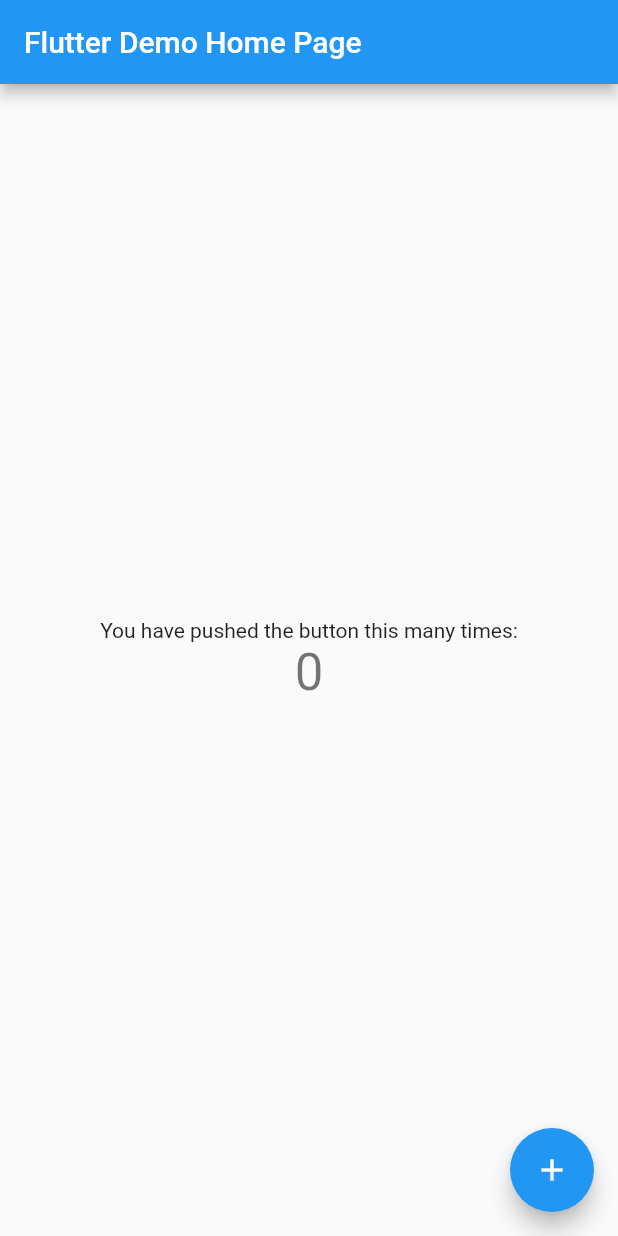
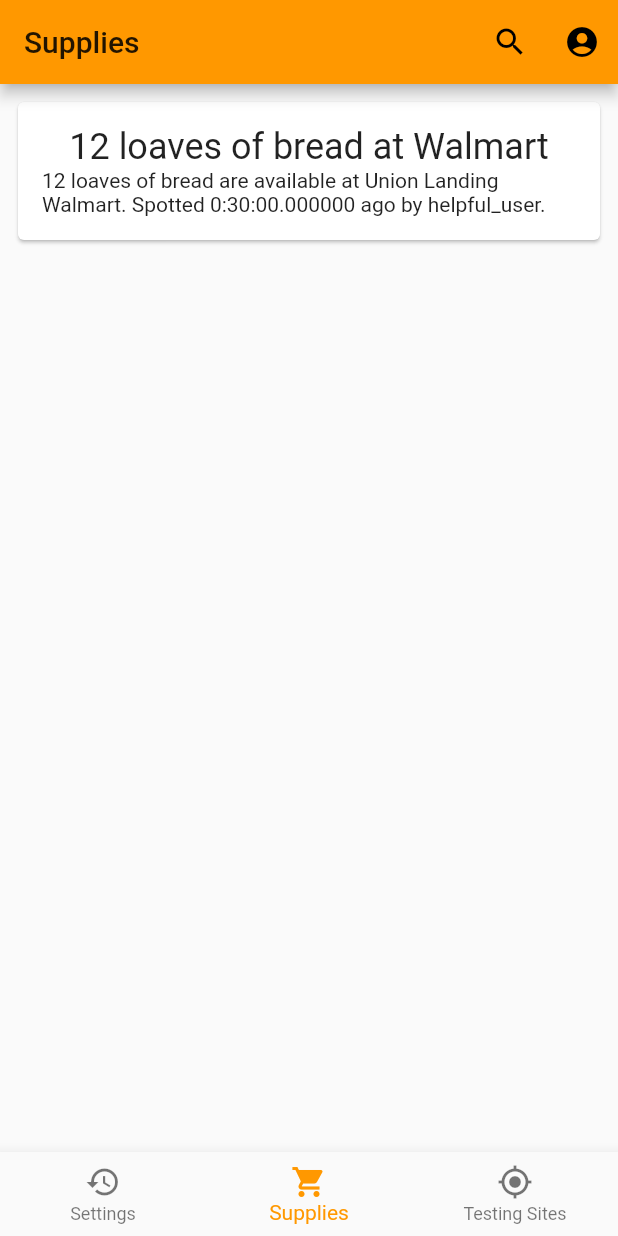
Before and after one commit to kathansheth04/Covidapp, a Flutter app: the screen it shows after launch, on a phone screen of 412 x 824 dp. Run offline on Flutter 3.47's test engine with Material 2 defaults, Android fonts, the phone set to English and light mode, and no system bars; our stand-ins replace firebase_auth, google_sign_in; accounts and stored records are empty.

Commit message:
Add home screen (supplies)

```diff
--- a/lib/main.dart
+++ b/lib/main.dart
@@ -1,117 +1,6 @@
 import 'package:flutter/material.dart';
+import 'package:covidapp/src/app.dart';
 
 void main() {
   runApp(MyApp());
 }
-
-class MyApp extends StatelessWidget {
-  // This widget is the root of your application.
-  @override
-  Widget build(BuildContext context) {
-    return MaterialApp(
-      title: 'Flutter Demo',
-      theme: ThemeData(
-        // This is the theme of your application.
-        //
-        // Try running your application with "flutter run". You'll see the
-        // application has a blue toolbar. Then, without quitting the app, try
-        // changing the primarySwatch below to Colors.green and then invoke
-        // "hot reload" (press "r" in the console where you ran "flutter run",
-        // or simply save your changes to "hot reload" in a Flutter IDE).
-        // Notice that the counter didn't reset back to zero; the application
-        // is not restarted.
-        primarySwatch: Colors.blue,
-        // This makes the visual density adapt to the platform that you run
-        // the app on. For desktop platforms, the controls will be smaller and
-        // closer together (more dense) than on mobile platforms.
-        visualDensity: VisualDensity.adaptivePlatformDensity,
-      ),
-      home: MyHomePage(title: 'Flutter Demo Home Page'),
-    );
-  }
-}
-
-class MyHomePage extends StatefulWidget {
-  MyHomePage({Key key, this.title}) : super(key: key);
-
-  // This widget is the home page of your application. It is stateful, meaning
-  // that it has a State object (defined below) that contains fields that affect
-  // how it looks.
-
-  // This class is the configuration for the state. It holds the values (in this
-  // case the title) provided by the parent (in this case the App widget) and
-  // used by the build method of the State. Fields in a Widget subclass are
-  // always marked "final".
-
-  final String title;
-
-  @override
-  _MyHomePageState createState() => _MyHomePageState();
-}
-
-class _MyHomePageState extends State<MyHomePage> {
-  int _counter = 0;
-
-  void _incrementCounter() {
-    setState(() {
-      // This call to setState tells the Flutter framework that something has
-      // changed in this State, which causes it to rerun the build method below
-      // so that the display can reflect the updated values. If we changed
-      // _counter without calling setState(), then the build method would not be
-      // called again, and so nothing would appear to happen.
-      _counter++;
-    });
-  }
-
-  @override
-  Widget build(BuildContext context) {
-    // This method is rerun every time setState is called, for instance as done
-    // by the _incrementCounter method above.
-    //
-    // The Flutter framework has been optimized to make rerunning build methods
-    // fast, so that you can just rebuild anything that needs updating rather
-    // than having to individually change instances of widgets.
-    return Scaffold(
-      appBar: AppBar(
-        // Here we take the value from the MyHomePage object that was created by
-        // the App.build method, and use it to set our appbar title.
-        title: Text(widget.title),
-      ),
-      body: Center(
-        // Center is a layout widget. It takes a single child and positions it
-        // in the middle of the parent.
-        child: Column(
-          // Column is also a layout widget. It takes a list of children and
-          // arranges them vertically. By default, it sizes itself to fit its
-          // children horizontally, and tries to be as tall as its parent.
-          //
-          // Invoke "debug painting" (press "p" in the console, choose the
-          // "Toggle Debug Paint" action from the Flutter Inspector in Android
-          // Studio, or the "Toggle Debug Paint" command in Visual Studio Code)
-          // to see the wireframe for each widget.
-          //
-          // Column has various properties to control how it sizes itself and
-          // how it positions its children. Here we use mainAxisAlignment to
-          // center the children vertically; the main axis here is the vertical
-          // axis because Columns are vertical (the cross axis would be
-          // horizontal).
-          mainAxisAlignment: MainAxisAlignment.center,
-          children: <Widget>[
-            Text(
-              'You have pushed the button this many times:',
-            ),
-            Text(
-              '$_counter',
-              style: Theme.of(context).textTheme.headline4,
-            ),
-          ],
-        ),
-      ),
-      floatingActionButton: FloatingActionButton(
-        onPressed: _incrementCounter,
-        tooltip: 'Increment',
-        child: Icon(Icons.add),
-      ), // This trailing comma makes auto-formatting nicer for build methods.
-    );
-  }
-}
--- /dev/null
+++ b/lib/src/app.dart
@@ -0,0 +1,77 @@
+import 'package:flutter/material.dart';
+import 'home_screen.dart';
+
+class MyApp extends StatelessWidget {
+  // This widget is the root of your application.
+  @override
+  Widget build(BuildContext context) {
+    return MaterialApp(
+      title: 'Flutter Demo',
+      theme: ThemeData(
+        // This is the theme of your application.
+        //
+        // Try running your application with "flutter run". You'll see the
+        // application has a blue toolbar. Then, without quitting the app, try
+        // changing the primarySwatch below to Colors.green and then invoke
+        // "hot reload" (press "r" in the console where you ran "flutter run",
+        // or simply save your changes to "hot reload" in a Flutter IDE).
+        // Notice that the counter didn't reset back to zero; the application
+        // is not restarted.
+        primarySwatch: Colors.orange,
+        // This makes the visual density adapt to the platform that you run
+        // the app on. For desktop platforms, the controls will be smaller and
+        // closer together (more dense) than on mobile platforms.
+        visualDensity: VisualDensity.adaptivePlatformDensity,
+        brightness: Brightness.light,
+      ),
+      darkTheme: ThemeData(
+        primarySwatch: Colors.orange,
+        visualDensity: VisualDensity.adaptivePlatformDensity,
+        brightness: Brightness.dark,
+      ),
+      home: HomeScreen(),
+    );
+  }
+}
+
+class BottomTabBar extends StatelessWidget {
+  final List<TabBarItem> items;
+  final int selectedIndex;
+
+  BottomTabBar({Key key, this.items, this.selectedIndex})
+      : assert(selectedIndex < items.length),
+        super(key: key);
+
+  @override
+  Widget build(BuildContext context) {
+    return BottomNavigationBar(
+      currentIndex: selectedIndex,
+      items: [
+        for (TabBarItem item in items)
+          BottomNavigationBarItem(
+            icon: item.icon,
+            title: Text(item.title),
+          ),
+      ],
+      onTap: (index) {
+        items[index].route(context);
+      },
+    );
+  }
+}
+
+class TabBarItem {
+  final Icon icon;
+  final String title;
+  final void Function(BuildContext) route;
+
+  TabBarItem({@required this.icon, @required this.title, @required this.route});
+}
+
+final List<TabBarItem> items = [
+  TabBarItem(icon: Icon(Icons.history), title: 'Settings', route: (_) {}),
+  TabBarItem(icon: Icon(Icons.local_grocery_store), title: 'Supplies', route: (_) {
+    // TODO
+  }),
+  TabBarItem(icon: Icon(Icons.my_location), title: 'Testing Sites', route: (_) {}),
+];
--- /dev/null
+++ b/lib/src/home_screen.dart
@@ -0,0 +1,104 @@
+import 'package:flutter/material.dart';
+import 'app.dart';
+
+class HomeScreen extends StatelessWidget {
+  final List<Supply> supplies = [
+    Supply(
+      itemDescription: '12 loaves of bread',
+      spotted: DateTime.now().subtract(Duration(minutes: 30)),
+      username: 'helpful_user',
+      address: '2323 Amazing Drive',
+      store: Store.walmart(location: 'Union Landing'),
+    ),
+  ];
+
+  Widget buildItem(BuildContext context, int index) {
+    final Supply item = supplies[index];
+    final TextStyle titleStyle = Theme
+      .of(context)
+      .textTheme
+      .headline5;
+    final Duration fancyTime = DateTime.now().difference(item.spotted);
+
+    return Container(
+      margin: const EdgeInsets.only(bottom: 8),
+      child: Card(
+        child: Padding(
+          padding: const EdgeInsets.all(16),
+          child: Column(
+            children: [
+              Text(
+                '${item.itemDescription} at ${item.store.name}',
+                style: titleStyle,
+              ),
+              Text(
+                '${item.itemDescription} are available at ${item.store}. '
+                'Spotted $fancyTime ago by ${item.username}.'
+              ),
+            ],
+          ),
+        ),
+      ),
+    );
+  }
+
+  @override
+  Widget build(BuildContext context) {
+    return Scaffold(
+      appBar: AppBar(
+        title: const Text('Supplies'),
+        actions: [
+          IconButton(
+            icon: const Icon(Icons.search),
+            onPressed: () {},
+          ),
+          IconButton(
+            icon: const Icon(Icons.account_circle),
+            onPressed: () {},
+          ),
+        ],
+      ),
+      body: Padding(
+        padding: const EdgeInsets.only(top: 8, left: 8, right: 8),
+        child: ListView.builder(
+          itemBuilder: buildItem,
+          itemCount: supplies.length,
+        ),
+      ),
+      bottomNavigationBar: BottomTabBar(
+        items: items,
+        selectedIndex: 1,
+      ),
+    );
+  }
+}
+
+class Supply {
+  final String itemDescription;
+  final DateTime spotted;
+  final String username;
+  final String address;
+  final Store store;
+
+  Supply({@required this.itemDescription,
+    @required this.spotted,
+    @required this.username,
+    @required this.address,
+    @required this.store,
+  });
+}
+
+class Store {
+  final String name;
+  final String locationName;
+
+  Store._({@required this.name, @required this.locationName});
+
+  factory Store.walmart({@required String location})
+    => Store._(name: 'Walmart', locationName: location);
+
+  factory Store.target({@required String location})
+    => Store._(name: 'Target', locationName: location);
+
+  String toString() => '$locationName $name';
+}
```
Also changed, not shown: 1 other file.
